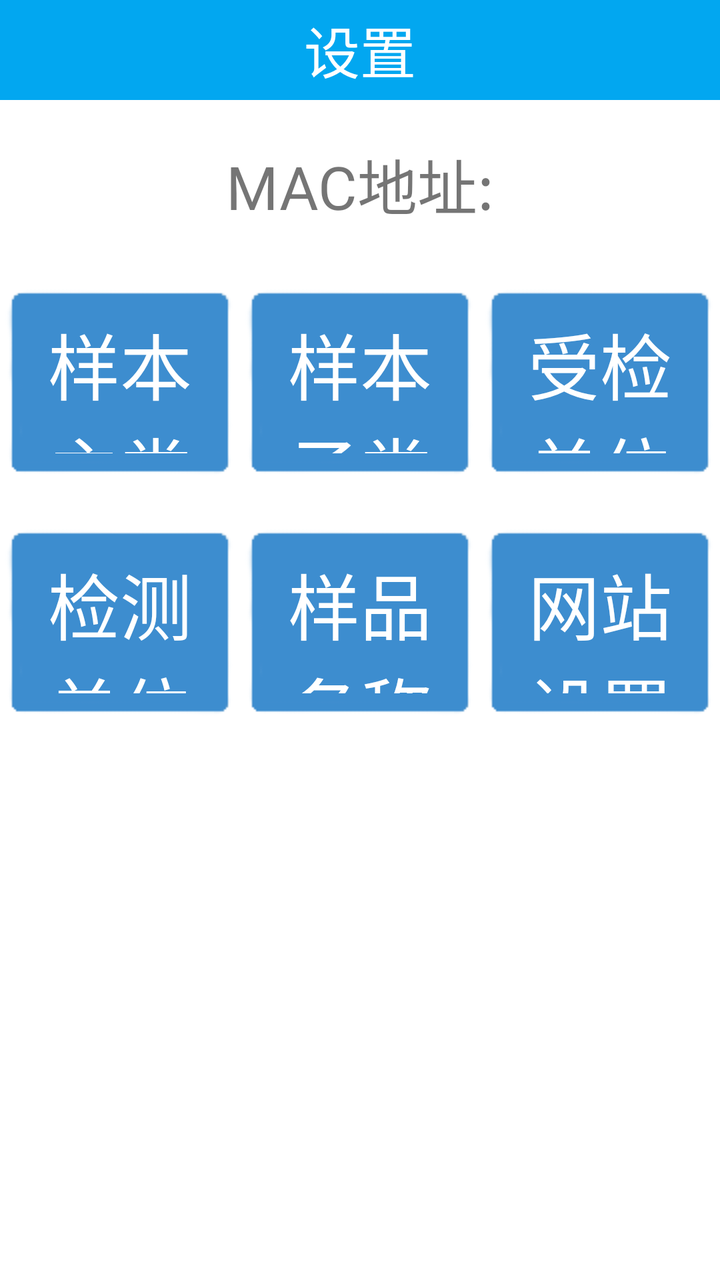
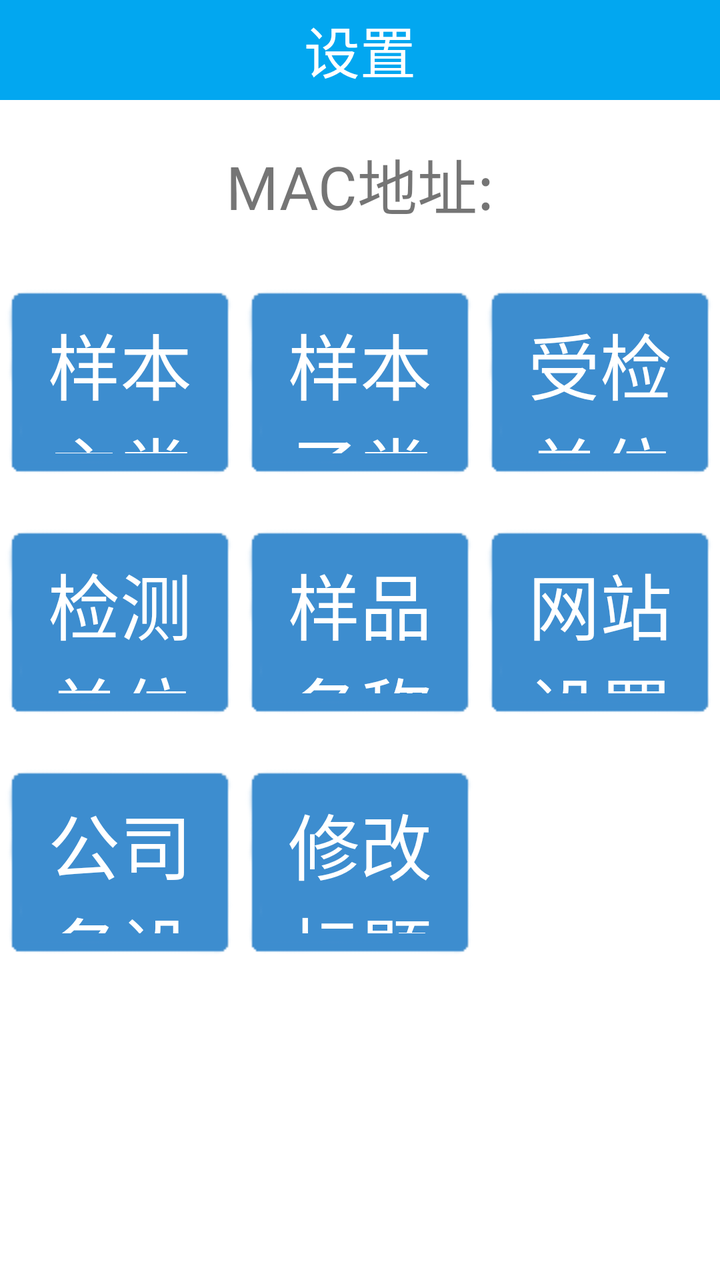

Compare the two renders of this Android layout. The source of the first and the diff that turns it into the second are given below.
<!-- AndroidManifest.xml: application theme AppTheme -->
<!-- res/layout/activity_setting.xml -->
<?xml version="1.0" encoding="utf-8"?>
<LinearLayout xmlns:android="http://schemas.android.com/apk/res/android"
    xmlns:app="http://schemas.android.com/apk/res-auto"
    android:layout_width="match_parent"
    android:layout_height="match_parent"
    android:background="#FFFFFF"
    android:orientation="vertical">

    <TextView
        android:id="@+id/tv_title"
        android:layout_width="match_parent"
        android:layout_height="50dp"
        android:background="@color/THEME_COLOR"
        android:gravity="center"
        android:text="设置"
        android:textColor="@color/white"
        android:textSize="28sp" />

    <ScrollView
        android:layout_width="match_parent"
        android:layout_height="wrap_content">

        <LinearLayout
            android:layout_width="match_parent"
            android:layout_height="match_parent"
            android:gravity="center"
            android:orientation="vertical"
            app:layout_constraintBottom_toBottomOf="parent"
            app:layout_constraintTop_toBottomOf="@+id/tv_title">

            <TextView
                android:id="@+id/tv_mac_url"
                android:layout_width="match_parent"
                android:layout_height="wrap_content"
                android:layout_marginTop="20dp"
                android:layout_marginBottom="10dp"
                android:gravity="center"
                android:text="MAC地址:"
                android:textSize="30sp" />

            <LinearLayout
                android:layout_width="match_parent"
                android:layout_height="wrap_content"
                android:layout_marginTop="20dp"
                android:orientation="horizontal">

                <Button
                    android:id="@+id/btn_sample_type_main"
                    android:layout_width="0dp"
                    android:layout_height="100dp"
                    android:layout_weight="1"
                    android:background="@drawable/btn_default1"
                    android:text="样本主类"
                    android:textColor="#ffffff"
                    android:textSize="36sp" />

                <Button
                    android:id="@+id/btn_sample_type_child"
                    android:layout_width="0dp"
                    android:layout_height="100dp"
                    android:layout_weight="1"
                    android:background="@drawable/btn_default1"
                    android:text="样本子类"
                    android:textColor="#ffffff"
                    android:textSize="36sp" />

                <Button
                    android:id="@+id/btn_bcheck_ori"
                    android:layout_width="0dp"
                    android:layout_height="100dp"
                    android:layout_weight="1"
                    android:background="@drawable/btn_default1"
                    android:text="受检单位"
                    android:textColor="#ffffff"
                    android:textSize="36sp" />
            </LinearLayout>

            <LinearLayout
                android:layout_width="match_parent"
                android:layout_height="wrap_content"
                android:layout_marginTop="20dp"
                android:orientation="horizontal">

                <Button
                    android:id="@+id/btn_check_ori"
                    android:layout_width="0dp"
                    android:layout_height="100dp"
                    android:layout_weight="1"
                    android:background="@drawable/btn_default1"
                    android:text="检测单位"
                    android:textColor="#ffffff"
                    android:textSize="36sp" />

                <Button
                    android:id="@+id/btn_sample"
                    android:layout_width="0dp"
                    android:layout_height="100dp"
                    android:layout_weight="1"
                    android:background="@drawable/btn_default1"
                    android:text="样品名称"
                    android:textColor="#ffffff"
                    android:textSize="36sp" />

                <Button
                    android:id="@+id/btn_open_1"
                    android:layout_width="0dp"
                    android:layout_height="100dp"
                    android:layout_weight="1"
                    android:background="@drawable/btn_default1"
                    android:text="网站设置"
                    android:textColor="#ffffff"
                    android:textSize="36sp" />

                <Button
                    android:id="@+id/btn_open_2"
                    android:layout_width="0dp"
                    android:layout_height="100dp"
                    android:layout_weight="1"
                    android:background="@drawable/btn_default1"
                    android:text="密码设置"
                    android:textColor="#ffffff"
                    android:textSize="36sp"
                    android:visibility="gone" />
            </LinearLayout>

            <LinearLayout
                android:layout_width="match_parent"
                android:layout_height="wrap_content"
                android:orientation="horizontal">

                <Button
                    android:id="@+id/btn_open_4"
                    android:layout_width="0dp"
                    android:layout_height="100dp"
                    android:layout_weight="1"
                    android:background="@drawable/btn_default1"
                    android:text="设备名(SN)设置"
                    android:textColor="#ffffff"
                    android:textSize="36sp"
                    android:visibility="gone" />

                <Button
                    android:id="@+id/btn_open_5"
                    android:layout_width="0dp"
                    android:layout_height="100dp"
                    android:layout_weight="1"
                    android:background="@drawable/btn_default1"
                    android:text="修改标题"
                    android:textColor="#ffffff"
                    android:textSize="36sp"
                    android:visibility="invisible" />


                <Button
                    android:id="@+id/btn_open_3"
                    android:layout_width="0dp"
                    android:layout_height="100dp"
                    android:layout_weight="1"
                    android:background="@drawable/btn_default1"
                    android:text="本机归属地设置"
                    android:textColor="#ffffff"
                    android:textSize="36sp"
                    android:visibility="invisible" />
            </LinearLayout>
        </LinearLayout>
    </ScrollView>
</LinearLayout>
<!-- resources referenced by this layout -->
<resources>
  <color name="THEME_COLOR">#02A7F0</color>
  <color name="white">#ffffff</color>
  <!-- drawable btn_default1 (drawable) -->
  <?xml version="1.0" encoding="utf-8"?>
  <selector xmlns:android="http://schemas.android.com/apk/res/android">
      <item android:state_pressed="true" android:drawable="@drawable/btn_blue_selected1"></item>
      <item android:state_pressed="false" android:drawable="@drawable/btn_blue_normal1"></item>
      <item android:drawable="@drawable/btn_blue_normal1"></item>
  </selector>
  <style name="AppTheme" parent="Theme.AppCompat.Light.DarkActionBar">
          
          <item name="android:windowNoTitle">true</item>
          <item name="android:windowFullscreen">true</item>
      </style>
  <!-- drawable btn_blue_selected1: png bitmap (drawable, 444 bytes) -->
  <!-- drawable btn_blue_normal1: png bitmap (drawable, 832 bytes) -->
</resources>

<!-- the commit's change to res/layout/activity_setting.xml (unified diff, before → after) -->
@@ -125,6 +125,7 @@
 
             <LinearLayout
                 android:layout_width="match_parent"
+                android:layout_marginTop="20dp"
                 android:layout_height="wrap_content"
                 android:orientation="horizontal">
 
@@ -134,10 +135,10 @@
                     android:layout_height="100dp"
                     android:layout_weight="1"
                     android:background="@drawable/btn_default1"
-                    android:text="设备名(SN)设置"
+                    android:text="公司名设置"
                     android:textColor="#ffffff"
                     android:textSize="36sp"
-                    android:visibility="gone" />
+                    android:visibility="visible" />
 
                 <Button
                     android:id="@+id/btn_open_5"
@@ -148,7 +149,7 @@
                     android:text="修改标题"
                     android:textColor="#ffffff"
                     android:textSize="36sp"
-                    android:visibility="invisible" />
+                    android:visibility="visible" />
 
 
                 <Button
